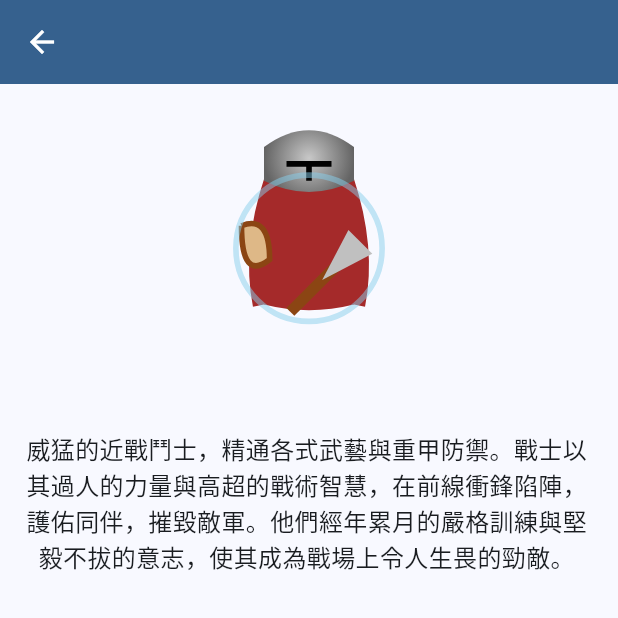
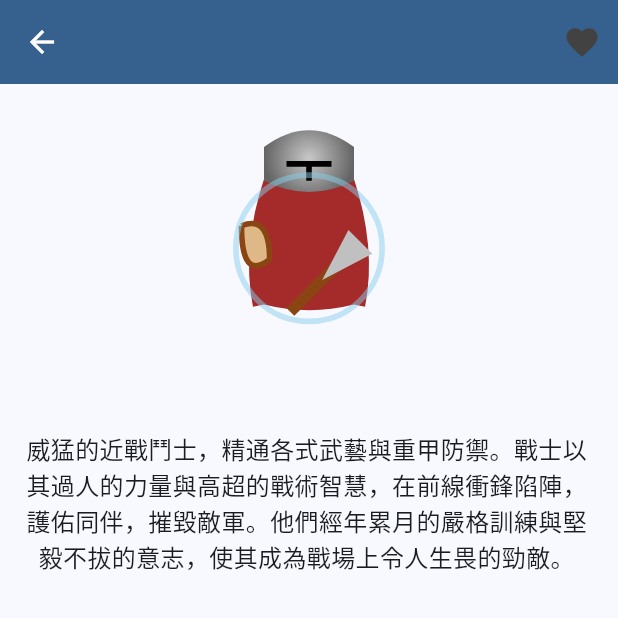
Before and after one commit to wesley990/demo_rpg, a Flutter app: the ProfileScreen screen opened directly with empty values, on a phone screen of 412 x 824 dp, the top half of it. Run offline on Flutter 3.47's test engine with Material 3 defaults, Android fonts, the phone set to English and light mode, and no system bars; our stand-ins replace cloud_firestore, firebase_core, flutter_svg; accounts and stored records are empty.

Commit message:
refactor: Update HeartIcon to use animated size for icon
The HeartIcon widget in heart.dart has been updated to use an animated size for the icon. This change adds a smooth animation when the heart icon is pressed, enhancing the visual appeal of the widget.

```diff
--- /dev/null
+++ b/lib/screens/profile/heart.dart
@@ -0,0 +1,67 @@
+import 'package:demo_rpg/models/character.dart';
+import 'package:flutter/material.dart';
+
+class HeartIcon extends StatefulWidget {
+  const HeartIcon({super.key, required this.character});
+
+  final Character character;
+
+  @override
+  HeartIconState createState() => HeartIconState();
+}
+
+class HeartIconState extends State<HeartIcon>
+    with SingleTickerProviderStateMixin {
+  late AnimationController _controller;
+  late Animation _sizeAnimation;
+
+  @override
+  void initState() {
+    _controller = AnimationController(
+      vsync: this,
+      duration: const Duration(milliseconds: 200),
+    );
+    // tween from 0.0 to 1.0
+    _sizeAnimation = TweenSequence(
+      <TweenSequenceItem<double>>[
+        TweenSequenceItem<double>(
+          tween: Tween<double>(begin: 25.0, end: 40.0)
+              .chain(CurveTween(curve: Curves.easeIn)),
+          weight: 50,
+        ),
+        TweenSequenceItem<double>(
+          tween: Tween<double>(begin: 40.0, end: 25.0)
+              .chain(CurveTween(curve: Curves.easeOut)),
+          weight: 50,
+        ),
+      ],
+    ).animate(_controller);
+
+    super.initState();
+  }
+
+  @override
+  Widget build(BuildContext context) {
+    return AnimatedBuilder(
+      animation: _controller,
+      builder: (context, child) {
+        return IconButton(
+          icon: const Icon(Icons.favorite),
+          color: widget.character.isFavorite ? Colors.red : Colors.grey[800],
+          iconSize: _sizeAnimation.value,
+          onPressed: () {
+            _controller.reset();
+            _controller.forward();
+            _toggleFavorite();
+          },
+        );
+      },
+    );
+  }
+
+  void _toggleFavorite() {
+    setState(() {
+      widget.character.toggleFavorite();
+    });
+  }
+}
--- a/lib/screens/profile/profile.dart
+++ b/lib/screens/profile/profile.dart
@@ -1,4 +1,5 @@
 import 'package:demo_rpg/models/character.dart';
+import 'package:demo_rpg/screens/profile/heart.dart';
 import 'package:demo_rpg/screens/profile/skill_list.dart';
 import 'package:demo_rpg/screens/profile/stats_table.dart';
 import 'package:demo_rpg/services/character_store.dart';
@@ -26,6 +27,7 @@ class _ProfileScreenState extends State<ProfileScreen> {
     return Scaffold(
       appBar: AppBar(
         title: Text(widget.character.name),
+        actions: [HeartIcon(character: widget.character)],
       ),
       body: SingleChildScrollView(
         child: Padding(
--- a/lib/screens/profile/stats_table.dart
+++ b/lib/screens/profile/stats_table.dart
@@ -26,11 +26,15 @@ class _StatsTableContentState extends State<_StatsTableContent> {
     setState(() {
       if (increase) {
         widget.character.increaseStat(title);
+        turns += 0.5;
       } else {
         widget.character.decreaseStat(title);
+        turns -= 0.5;
       }
     });
   }
+
+  double turns = 0.0;
 
   @override
   Widget build(BuildContext context) {
@@ -54,9 +58,13 @@ class _StatsTableContentState extends State<_StatsTableContent> {
           '可用點數: ${widget.character.points}',
           style: AppTheme.textTheme.titleMedium,
         ),
-        Icon(
-          Icons.star,
-          color: widget.character.points > 0 ? Colors.yellow : Colors.grey,
+        AnimatedRotation(
+          duration: const Duration(milliseconds: 200),
+          turns: turns,
+          child: Icon(
+            Icons.star,
+            color: widget.character.points > 0 ? Colors.yellow : Colors.grey,
+          ),
         ),
       ],
     );
```
